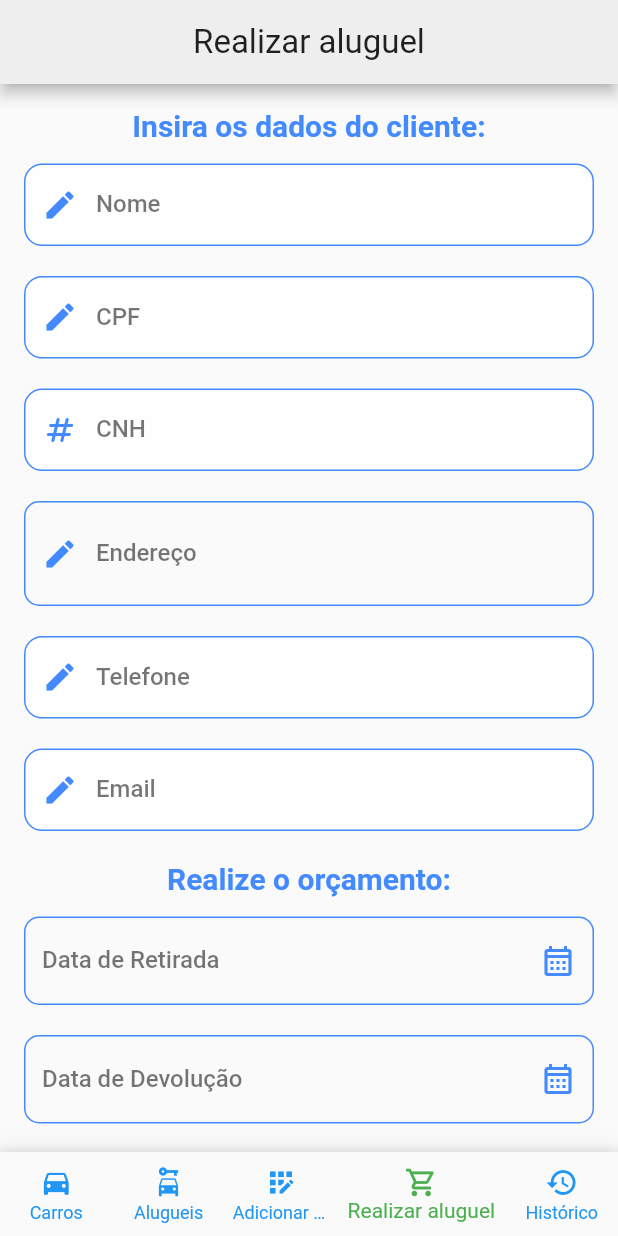
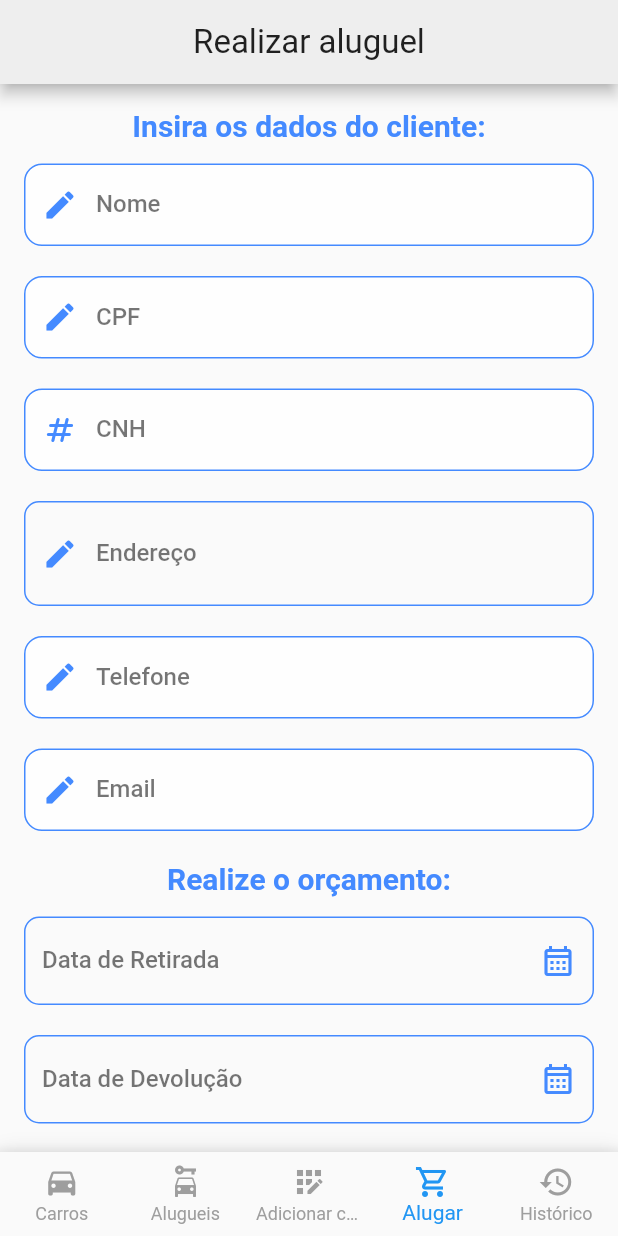
Before and after one commit to DouglaSantos777/ConnectCar, a Flutter app: the screen it shows after launch, item 4 of the bottom bar chosen, on a phone screen of 412 x 824 dp. Run offline on Flutter 3.47's test engine with Material 3 defaults, Android fonts, the phone set to English and light mode, and no system bars.

Commit message:
refactor: padronização de estilo para BottomNavigationBar

```diff
--- a/lib/main.dart
+++ b/lib/main.dart
@@ -16,9 +16,10 @@ class MyApp extends StatelessWidget {
         colorScheme: ColorScheme.fromSeed(seedColor: Colors.blue.shade900),
         useMaterial3: false,
         bottomNavigationBarTheme: const BottomNavigationBarThemeData(
-          backgroundColor: Colors.blueAccent,
-          selectedItemColor: Colors.green,
-          unselectedItemColor: Colors.blue,
+          type: BottomNavigationBarType.fixed,
+          selectedItemColor: Colors.blue,
+          unselectedItemColor: Colors.grey,
+          showUnselectedLabels: true,
         ),
         appBarTheme: AppBarTheme(
           backgroundColor: Colors.grey[200],
--- a/lib/screens/principal_screen.dart
+++ b/lib/screens/principal_screen.dart
@@ -16,7 +16,7 @@ class _PrincipalScreenState extends State<PrincipalScreen> {
   int _selectedIndex = 0;
 
   final List<Widget> _screens = [
-    const CarrosScreen(),
+    CarrosScreen(),
     const AlugueisScreen(),
     const AdicionarCarroScreen(),
     const RealizarAluguelScreen(),
@@ -35,7 +35,6 @@ class _PrincipalScreenState extends State<PrincipalScreen> {
       body: _screens[_selectedIndex],
       bottomNavigationBar: Container(
         decoration: const BoxDecoration(
-          color: Colors.blueAccent,
           boxShadow: [
             BoxShadow(color: Colors.black12, spreadRadius: 0, blurRadius: 10),
           ],
@@ -43,14 +42,11 @@ class _PrincipalScreenState extends State<PrincipalScreen> {
         child: BottomNavigationBar(
           currentIndex: _selectedIndex,
           onTap: _onItemTapped,
-          selectedIconTheme: const IconThemeData(size: 22),
-          unselectedIconTheme: const IconThemeData(size: 22),
-          showUnselectedLabels: true,
           items: const [
             BottomNavigationBarItem(icon: Icon(Icons.directions_car), label: 'Carros'),
             BottomNavigationBarItem(icon: Icon(Icons.car_rental), label: 'Alugueis'),
             BottomNavigationBarItem(icon: Icon(Icons.app_registration_outlined), label: 'Adicionar carro'),
-            BottomNavigationBarItem(icon: Icon(Icons.shopping_cart_outlined), label: 'Realizar aluguel'),
+            BottomNavigationBarItem(icon: Icon(Icons.shopping_cart_outlined), label: 'Alugar'),
             BottomNavigationBarItem(icon: Icon(Icons.history), label: 'Histórico'),
           ],
         ),
```
